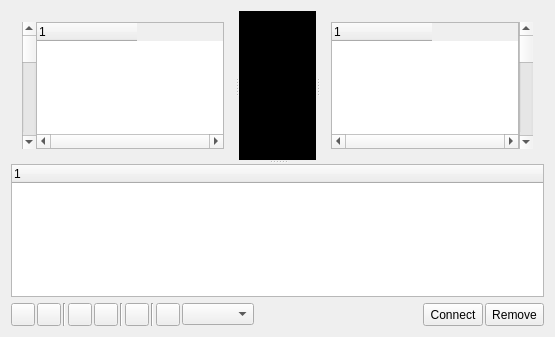
emrum/muse, file muse3/muse/mixer/routedialogbase.ui: the form before one commit.
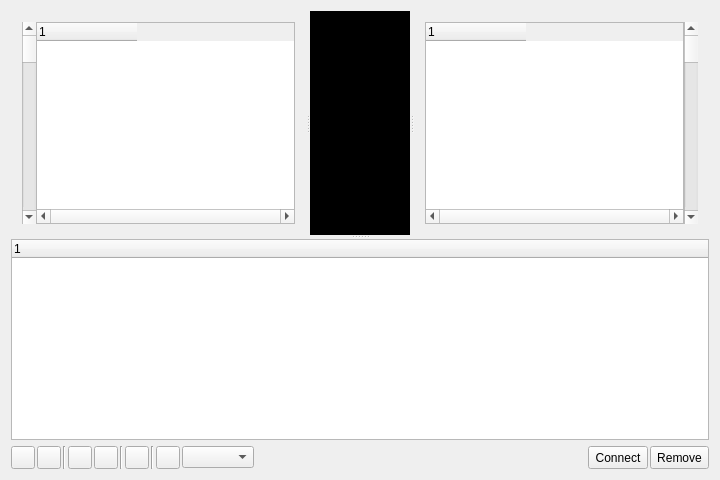
The form after the commit. Custom widgets are drawn as their Qt base class.

Commit message: Fix issues in Ardour theme (trees and lists) Increase default size of Advanced routing window

```diff
--- a/muse3/muse/mixer/routedialogbase.ui
+++ b/muse3/muse/mixer/routedialogbase.ui
@@ -6,8 +6,8 @@
    <rect>
     <x>0</x>
     <y>0</y>
-    <width>555</width>
-    <height>337</height>
+    <width>720</width>
+    <height>480</height>
    </rect>
   </property>
   <property name="sizePolicy">
```
The commit also changes 1 other file.
